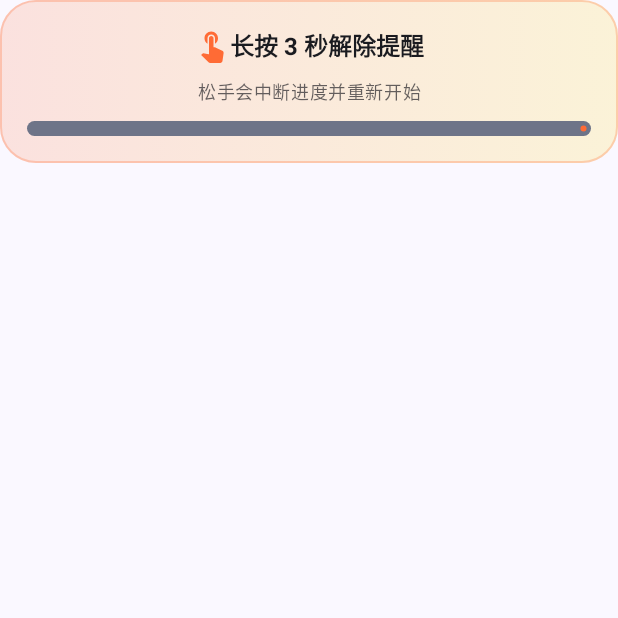
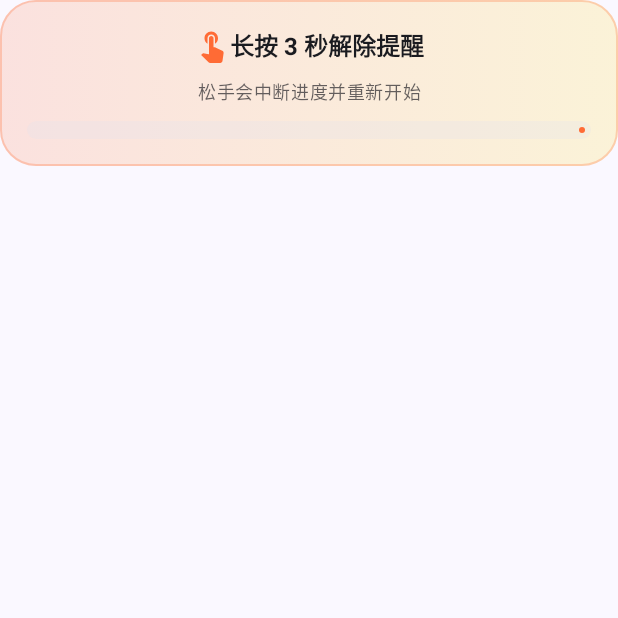
Before and after one commit to Denrusn/DuckTask, an Android app built with Jetpack Compose: the composable LongPressDismissButton shown on its own in the app's theme, on a phone screen of 412 x 824 dp, the top half of it. Run offline under Robolectric (Android 15) with nearby library versions, the light colour scheme and no system bars.

Commit message:
feat(ui): improve progress bar with track background and rounded corners

```diff
--- a/app/src/main/java/com/ducktask/StrongReminderActivity.kt
+++ b/app/src/main/java/com/ducktask/StrongReminderActivity.kt
@@ -42,6 +42,7 @@ import androidx.compose.runtime.rememberCoroutineScope
 import androidx.compose.runtime.setValue
 import androidx.compose.ui.Alignment
 import androidx.compose.ui.Modifier
+import androidx.compose.ui.draw.clip
 import androidx.compose.ui.graphics.Brush
 import androidx.compose.ui.graphics.Color
 import androidx.compose.ui.graphics.graphicsLayer
@@ -349,11 +350,13 @@ private fun LongPressDismissButton(onDismiss: () -> Unit) {
                 color = MaterialTheme.colorScheme.onSurface.copy(alpha = 0.68f)
             )
             LinearProgressIndicator(
-                progress = progress,
+                progress = { progress },
                 modifier = Modifier
                     .fillMaxWidth()
-                    .height(10.dp),
-                color = if (completed) successGreen else DuckOrange
+                    .height(12.dp)
+                    .clip(RoundedCornerShape(6.dp)),
+                color = if (completed) successGreen else DuckOrange,
+                trackColor = MaterialTheme.colorScheme.surfaceVariant.copy(alpha = 0.3f)
             )
         }
     }
```
